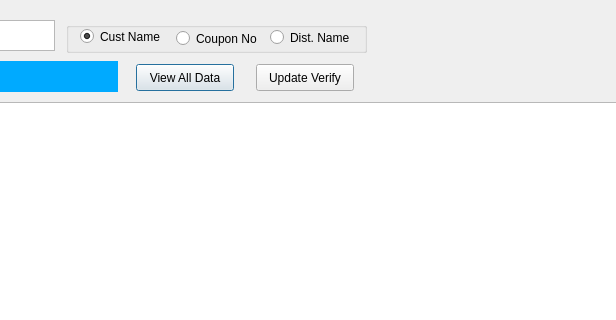
The window that details/viewdata.ui (amolyp/mypass) describes before a commit, drawn with Qt 5; both pictures show x 284 to 900 and y 0 to 320 of the 900 by 617 pixel window.
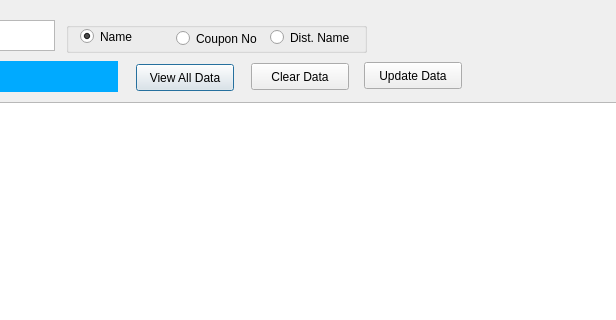
The same window after the commit.

```diff
--- a/details/viewdata.ui
+++ b/details/viewdata.ui
@@ -58,14 +58,14 @@
   <widget class="QPushButton" name="tbUpdateIssue">
    <property name="geometry">
     <rect>
-     <x>540</x>
-     <y>64</y>
+     <x>648</x>
+     <y>62</y>
      <width>98</width>
      <height>27</height>
     </rect>
    </property>
    <property name="text">
-    <string>Update Verify</string>
+    <string>Update Data</string>
    </property>
   </widget>
   <widget class="QGroupBox" name="gbSearch">
@@ -90,7 +90,7 @@
      </rect>
     </property>
     <property name="text">
-     <string>Cust Name</string>
+     <string>Name</string>
     </property>
     <property name="checked">
      <bool>true</bool>
@@ -172,6 +172,19 @@
     <string>Search</string>
    </property>
   </widget>
+  <widget class="QPushButton" name="tbClear">
+   <property name="geometry">
+    <rect>
+     <x>535</x>
+     <y>63</y>
+     <width>98</width>
+     <height>27</height>
+    </rect>
+   </property>
+   <property name="text">
+    <string>Clear Data</string>
+   </property>
+  </widget>
  </widget>
  <resources/>
  <connections/>
```
